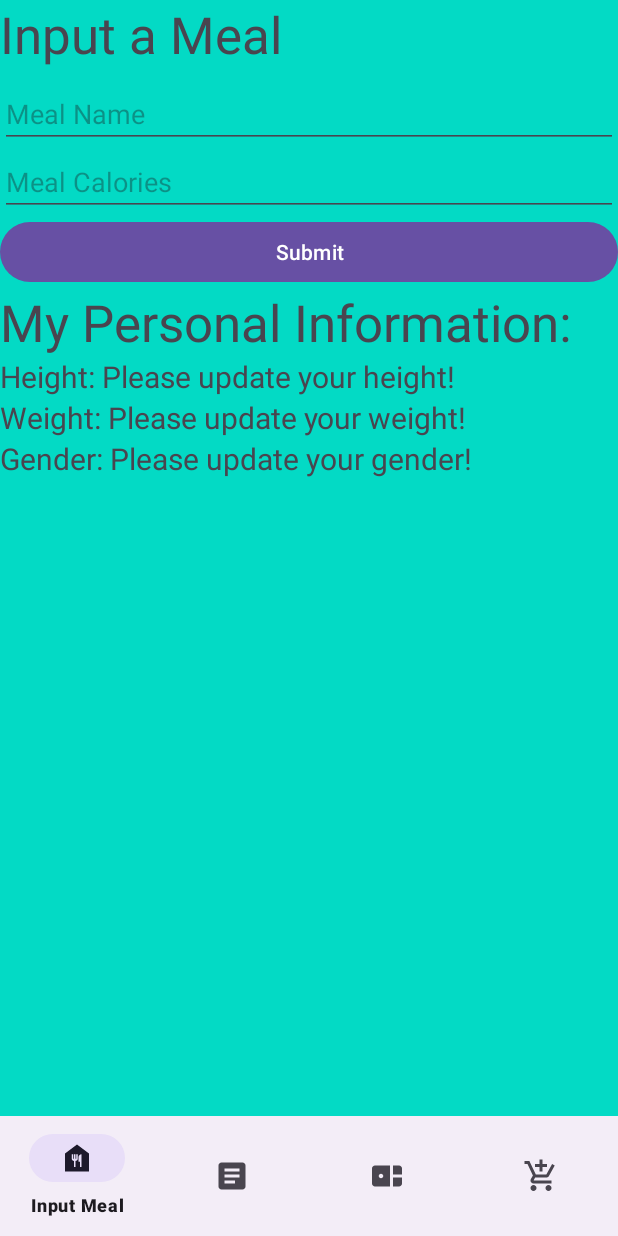
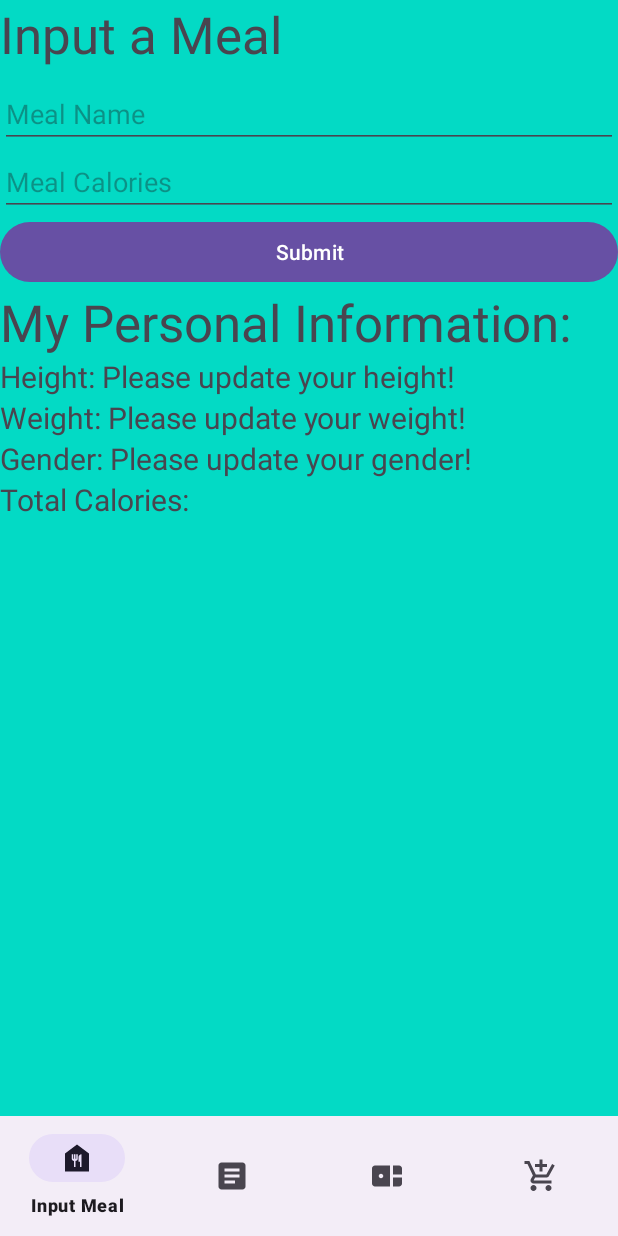
Before and after one commit to theflashwin/CS2340A_Team21, an Android app: the MainActivity screen opened directly, with no data from a screen before it, after a tap on "Submit", on a phone screen of 412 x 824 dp. Run offline under Robolectric (Android 15) with nearby library versions, the phone set to English and light mode, and no system bars; our stand-ins replace Firebase (no records; nobody signed in at launch, a user with empty details on screens opened directly).

Commit message:
made some changes

```diff
--- a/app/src/main/java/com/example/cs2340a_team21/model/Meal.java
+++ b/app/src/main/java/com/example/cs2340a_team21/model/Meal.java
@@ -76,8 +76,5 @@ public class Meal {
         return ret;
     }
 
-    public static
-
-
 
 }
--- a/app/src/main/res/layout/fragment_input_meal.xml
+++ b/app/src/main/res/layout/fragment_input_meal.xml
@@ -62,4 +62,11 @@
         android:text="Gender: N/A"
         android:textSize="20sp"/>
 
+    <TextView
+        android:id="@+id/sumCaloriesTextView"
+        android:layout_width="wrap_content"
+        android:layout_height="wrap_content"
+        android:text="Total Calories: "
+        android:textSize="20sp"/>
+
 </LinearLayout>
```
Also changed, not shown: app/src/main/java/com/example/cs2340a_team21/viewmodels/InputMealViewModel.java (+6 -3 lines).
